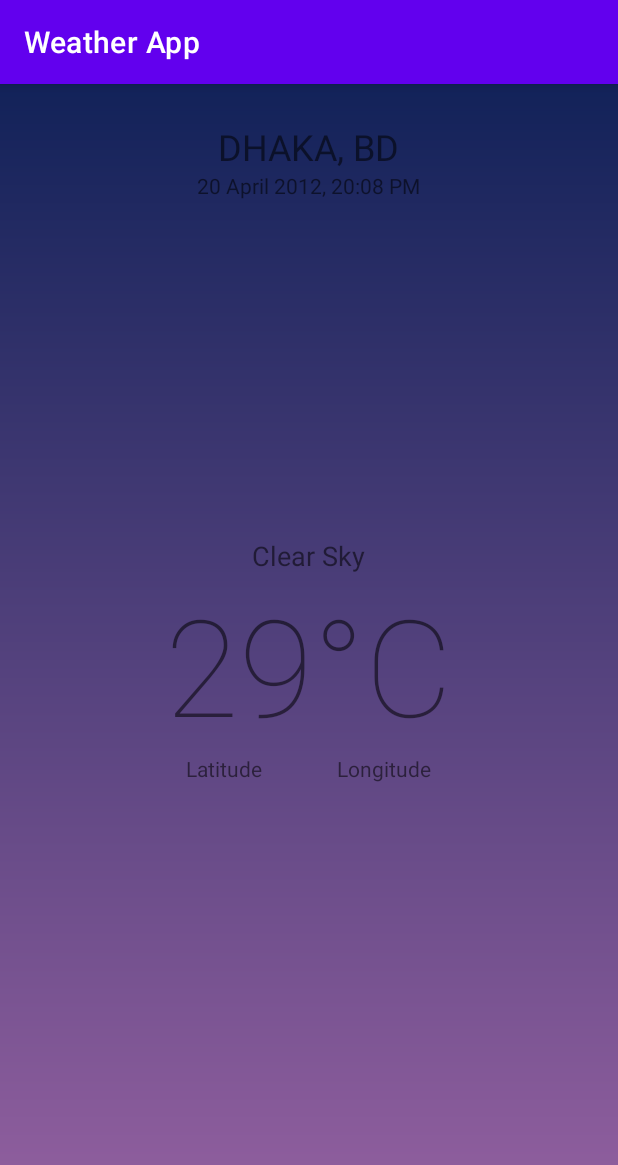
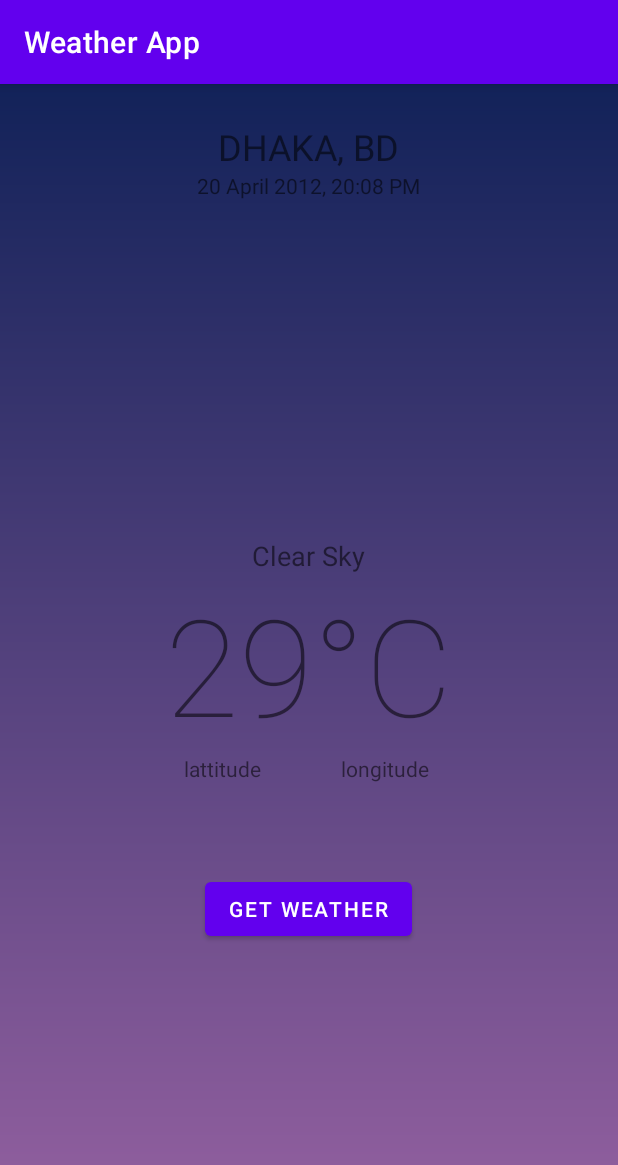
Before and after one commit to suman-somu/weather-app, an Android app: the screen it shows after launch (MainActivity), on a phone screen of 412 x 824 dp. Shown: the top 1165 px of the screen. Run offline under Robolectric (Android 15) with nearby library versions, the phone set to English and light mode, and no system bars.

Commit message:
minor update

```diff
--- a/app/src/main/java/com/example/weatherapp/MainActivity.kt
+++ b/app/src/main/java/com/example/weatherapp/MainActivity.kt
@@ -1,13 +1,17 @@
 package com.example.weatherapp
 
 import android.Manifest
+import android.content.pm.PackageManager
 import android.location.Location
 import android.os.Bundle
 import android.util.Log
 import android.view.View
+import android.widget.Button
 import android.widget.TextView
+import android.widget.Toast
 import androidx.activity.result.contract.ActivityResultContracts
 import androidx.appcompat.app.AppCompatActivity
+import androidx.core.app.ActivityCompat
 import com.google.android.gms.location.FusedLocationProviderClient
 import com.google.android.gms.location.LocationServices
 
@@ -21,6 +25,18 @@ class MainActivity : AppCompatActivity() {
     override fun onCreate(savedInstanceState: Bundle?) {
         super.onCreate(savedInstanceState)
         setContentView(R.layout.activity_main)
+
+        var lngtd = findViewById<View>(R.id.temp_max) as TextView
+        var lttd = findViewById<View>(R.id.temp_min) as TextView
+
+        lngtd.setText("longitude ")
+        lngtd.invalidate()
+        lngtd.requestLayout()
+
+        lttd.setText("lattitude ")
+        lttd.invalidate()
+        lttd.requestLayout()
+
 
 
         val locationPermissionRequest = registerForActivityResult(
@@ -42,9 +58,38 @@ class MainActivity : AppCompatActivity() {
             Manifest.permission.ACCESS_COARSE_LOCATION))
 
 
+        var getweather = findViewById<View>(R.id.getweather) as Button
+
+        getweather.setOnClickListener {
+            val text = "button cliked!"
+            val duration = Toast.LENGTH_SHORT
+
+            val toast = Toast.makeText(applicationContext, text, duration)
+            toast.show()
+
+
+
+
 
             fusedLocationClient = LocationServices.getFusedLocationProviderClient(this)
 
+            if (ActivityCompat.checkSelfPermission(
+                    this,
+                    Manifest.permission.ACCESS_FINE_LOCATION
+                ) != PackageManager.PERMISSION_GRANTED && ActivityCompat.checkSelfPermission(
+                    this,
+                    Manifest.permission.ACCESS_COARSE_LOCATION
+                ) != PackageManager.PERMISSION_GRANTED
+            ) {
+                // TODO: Consider calling
+                //    ActivityCompat#requestPermissions
+                // here to request the missing permissions, and then overriding
+                //   public void onRequestPermissionsResult(int requestCode, String[] permissions,
+                //                                          int[] grantResults)
+                // to handle the case where the user grants the permission. See the documentation
+                // for ActivityCompat#requestPermissions for more details.
+                return@setOnClickListener
+            }
             fusedLocationClient.lastLocation
                 .addOnSuccessListener { location : Location? ->
                     // Got last known location. In some rare situations this can be null.
@@ -58,22 +103,20 @@ class MainActivity : AppCompatActivity() {
                     var lngtd = findViewById<View>(R.id.temp_max) as TextView
                     var lttd = findViewById<View>(R.id.temp_min) as TextView
 
-                var l1 = longitude?.toBigDecimal()?.toPlainString()
+                    //var l1 = longitude?.toBigDecimal()?.toPlainString()
+                    var l1 = longitude?.toString()
                     lngtd.setText("longitude = $l1")
                     lngtd.invalidate()
                     lngtd.requestLayout()
 
-                var l2 = latitude?.toBigDecimal()?.toPlainString()
+                    var l2 = latitude?.toString()
                     lttd.setText("lattitude = $l2")
                     lttd.invalidate()
                     lttd.requestLayout()
 
 
-                //lttd.setText(latitude)
-
-            }
-
-
                 }
 
         }
+    }
+}
--- a/app/src/main/res/layout/activity_main.xml
+++ b/app/src/main/res/layout/activity_main.xml
@@ -84,27 +84,14 @@
 
         </LinearLayout>
 
-
-
-        <Space
+        <Button
+            android:id="@+id/getweather"
             android:layout_width="wrap_content"
-            android:layout_height="10dp" />
-
-        <LinearLayout
-            android:layout_width="match_parent"
             android:layout_height="wrap_content"
-            android:orientation="horizontal"
-            android:weightSum="3">
-
-            <Space
-                android:layout_width="10dp"
-                android:layout_height="wrap_content" />
-
-            <Space
-                android:layout_width="10dp"
-                android:layout_height="wrap_content" />
-
-        </LinearLayout>
+            android:text="Get Weather"
+            android:layout_marginTop="60dp"
+            android:layout_below="@+id/overviewContainer"
+            android:layout_centerHorizontal="true"/>
 
     </RelativeLayout>
 
```
Lines whose indentation alone changed are shown as unchanged.
